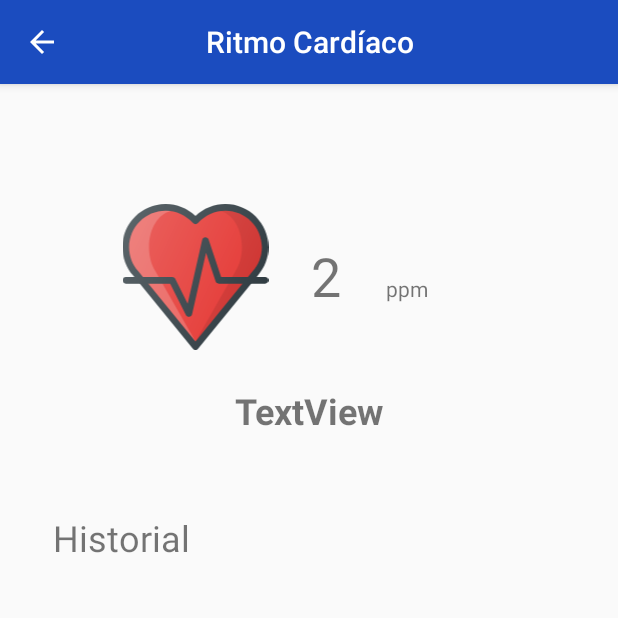
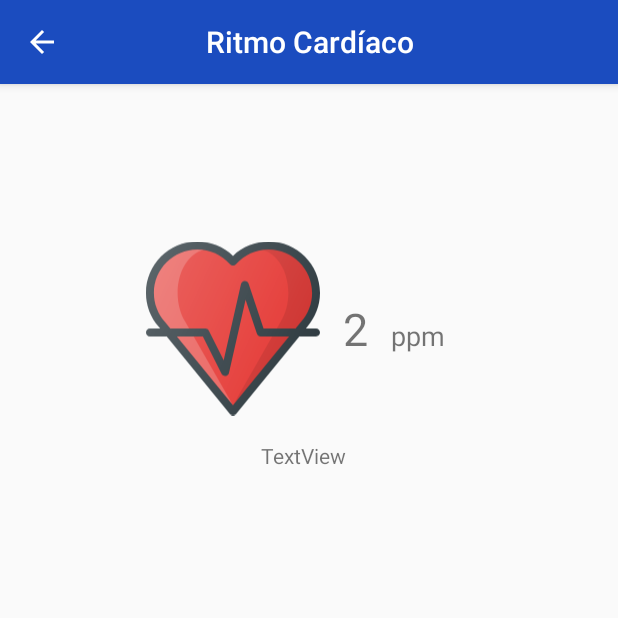
Before and after one commit to YerkoCuzmar/VitalSignsCheckup, an Android app: the screen it shows after launch (MonitorHeartRate), after a tap on "Ritmo Cardíaco", on a phone screen of 412 x 824 dp, the top half of it. Run offline under Robolectric (Android 15) with nearby library versions, the phone set to English and light mode, and no system bars.

Commit message:
layouts vista heart

```diff
--- a/app/src/main/java/com/example/vitalsignscheckup/MonitorHeartRate.java
+++ b/app/src/main/java/com/example/vitalsignscheckup/MonitorHeartRate.java
@@ -76,12 +76,5 @@ public class MonitorHeartRate extends AppCompatActivity {
     }
 
 
-    public void ShowAlerta(){
-        TextView tv1 = (TextView)findViewById(R.id.alerta_heart);
-        tv1.setText("Mostrar Alerta");
-    }
-    public void ShowData(){
-        TextView tv2 = (TextView)findViewById(R.id.medida_heart);
-        tv2.setText("55 BPM");
-    }
+
 }
--- a/app/src/main/res/layout/activity_monitor_heart_rate.xml
+++ b/app/src/main/res/layout/activity_monitor_heart_rate.xml
@@ -6,82 +6,93 @@
     android:layout_width="match_parent"
     android:layout_height="match_parent">
 
+    <androidx.constraintlayout.widget.Guideline
+        android:id="@+id/guideline_right"
+        android:layout_width="wrap_content"
+        android:layout_height="wrap_content"
+        android:orientation="vertical"
+        app:layout_constraintGuide_end="16dp" />
+
+    <androidx.constraintlayout.widget.Guideline
+        android:id="@+id/guideline_left"
+        android:layout_width="wrap_content"
+        android:layout_height="wrap_content"
+        android:orientation="vertical"
+        app:layout_constraintGuide_begin="16dp" />
+
+
     <LinearLayout
-        android:id="@+id/linearLayout"
-        android:layout_width="410dp"
-        android:layout_height="257dp"
-        android:orientation="horizontal"
-        tools:layout_editor_absoluteX="0dp"
-        tools:layout_editor_absoluteY="0dp"
-        tools:ignore="MissingConstraints">
+        android:id="@+id/linearLayout2"
+        android:layout_width="325dp"
+        android:layout_height="205dp"
+        android:orientation="vertical"
+        app:layout_constraintBottom_toBottomOf="parent"
+        app:layout_constraintEnd_toEndOf="parent"
+        app:layout_constraintHorizontal_bias="0.45"
+        app:layout_constraintStart_toStartOf="parent"
+        app:layout_constraintTop_toTopOf="parent"
+        app:layout_constraintVertical_bias="0.18">
+
+        <LinearLayout
+            android:layout_width="209dp"
+            android:layout_height="123dp"
+            android:layout_gravity="center"
+            android:orientation="horizontal">
+
+
+            <ImageView
+                android:id="@+id/imageView"
+                android:layout_width="102dp"
+                android:layout_height="match_parent"
+                android:layout_gravity="right"
+                android:layout_weight="1"
+                app:srcCompat="@drawable/ic_heart" />
+
+            <TextView
+                android:id="@+id/medida_heart"
+                android:layout_width="33dp"
+                android:layout_height="match_parent"
+                android:layout_weight="1"
+                android:gravity="center|center_vertical"
+                android:text="TextView"
+                android:textSize="30sp" />
+
+            <TextView
+                android:id="@+id/med_ppm"
+                android:layout_width="31dp"
+                android:layout_height="wrap_content"
+                android:layout_weight="1"
+                android:text="TextView"
+                android:textSize="18sp" />
 
         </LinearLayout>
 
-    <ImageView
-        android:id="@+id/imageView"
-        android:layout_width="142dp"
-        android:layout_height="97dp"
-        android:layout_marginEnd="150dp"
-        android:layout_weight="1"
-        app:layout_constraintBottom_toBottomOf="@+id/linearLayout"
-        app:layout_constraintEnd_toEndOf="@+id/linearLayout"
-        app:layout_constraintStart_toStartOf="@+id/linearLayout"
-        app:layout_constraintTop_toTopOf="parent"
-        app:srcCompat="@drawable/ic_heart"
-        android:contentDescription="TODO" />
+        <LinearLayout
+            android:layout_width="140dp"
+            android:layout_height="46dp"
+            android:layout_gravity="center_horizontal"
+            android:orientation="horizontal">
 
             <TextView
                 android:id="@+id/alerta_heart"
                 android:layout_width="wrap_content"
-        android:layout_height="wrap_content"
+                android:layout_height="match_parent"
                 android:layout_weight="1"
-        android:text="TextView"
-        android:textSize="24sp"
-        android:textStyle="bold"
-        app:layout_constraintBottom_toBottomOf="@+id/linearLayout"
-        app:layout_constraintEnd_toEndOf="parent"
-        app:layout_constraintStart_toStartOf="parent"
-        app:layout_constraintTop_toBottomOf="@+id/imageView" />
+                android:gravity="center"
+                android:text="TextView" />
+        </LinearLayout>
+    </LinearLayout>
 
-    <TextView
-        android:id="@+id/medida_heart"
-        android:layout_width="50dp"
-        android:layout_height="100dp"
-        android:layout_marginTop="55dp"
-        android:layout_marginEnd="30dp"
-        android:text="TextView"
-        android:textSize="36sp"
-        app:layout_constraintBottom_toBottomOf="@+id/linearLayout"
-        app:layout_constraintEnd_toEndOf="parent"
-        app:layout_constraintHorizontal_bias="0.05"
-        app:layout_constraintStart_toEndOf="@+id/imageView"
-        app:layout_constraintTop_toTopOf="parent"
-        app:layout_constraintVertical_bias="0.47000003" />
+    <LinearLayout
+        android:id="@+id/linearLayout3"
+        android:layout_width="383dp"
+        android:layout_height="410dp"
+        android:layout_marginTop="24dp"
+        android:orientation="vertical"
+        app:layout_constraintTop_toBottomOf="@+id/linearLayout2"
+        tools:layout_editor_absoluteX="16dp">
 
-    <TextView
-        android:id="@+id/med_ppm"
-        android:layout_width="wrap_content"
-        android:layout_height="wrap_content"
-        android:layout_marginTop="15dp"
-        android:layout_weight="1"
-        android:text="TextView"
-        app:layout_constraintBottom_toBottomOf="@+id/linearLayout"
-        app:layout_constraintEnd_toEndOf="@+id/linearLayout"
-        app:layout_constraintHorizontal_bias="0.0"
-        app:layout_constraintStart_toEndOf="@+id/medida_heart"
-        app:layout_constraintTop_toTopOf="parent" />
+    </LinearLayout>
 
-    <TextView
-        android:id="@+id/textView3"
-        android:layout_width="wrap_content"
-        android:layout_height="wrap_content"
-        android:text="Historial"
-        android:textSize="24sp"
-        app:layout_constraintBottom_toBottomOf="parent"
-        app:layout_constraintEnd_toEndOf="parent"
-        app:layout_constraintHorizontal_bias="0.11"
-        app:layout_constraintStart_toStartOf="parent"
-        app:layout_constraintTop_toBottomOf="@+id/linearLayout"
-        app:layout_constraintVertical_bias="0.060000002" />
 
 </androidx.constraintlayout.widget.ConstraintLayout>
```
Lines whose indentation alone changed are shown as unchanged.
